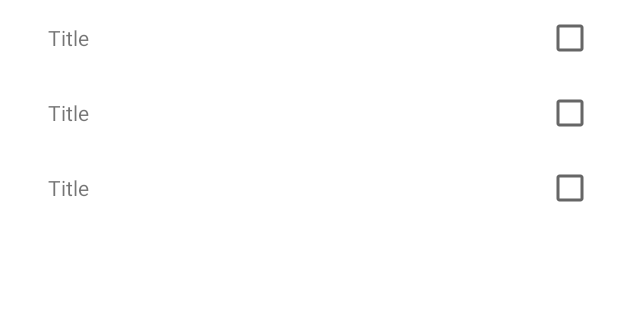
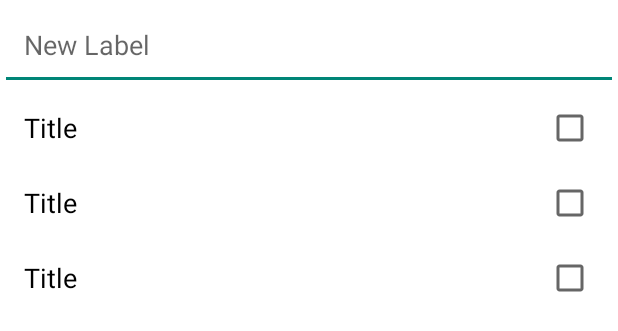
Before and after one commit to tonnylitao/Acornote, an Android app: the layout fragment_labels.xml on its own in the app's theme, with its tools: preview values and no code run, on a phone screen of 412 x 824 dp. Shown: the top 331 px of the screen. Run offline under Robolectric (Android 15) with nearby library versions, the phone set to English and light mode, and no system bars.

Commit message:
edit label in list

```diff
--- a/Acornote_Kotlin/app/src/main/java/tonnysunm/com/acornote/HomeActivity.kt
+++ b/Acornote_Kotlin/app/src/main/java/tonnysunm/com/acornote/HomeActivity.kt
@@ -5,7 +5,6 @@ import android.os.Bundle
 import android.view.Menu
 import androidx.activity.invoke
 import androidx.activity.result.contract.ActivityResultContracts
-import androidx.activity.viewModels
 import androidx.appcompat.app.AppCompatActivity
 import androidx.appcompat.graphics.drawable.DrawerArrowDrawable
 import androidx.appcompat.widget.Toolbar
--- a/Acornote_Kotlin/app/src/main/java/tonnysunm/com/acornote/model/NoteLabelDao.kt
+++ b/Acornote_Kotlin/app/src/main/java/tonnysunm/com/acornote/model/NoteLabelDao.kt
@@ -9,9 +9,9 @@ interface NoteLabelDao {
     @Query("SELECT * from note_label_table ORDER BY created_at DESC")
     fun getAll(): DataSource.Factory<Int, NoteLabel>
 
-    @Delete
-    suspend fun delete(entity: NoteLabel): Int
+    @Query("DELETE FROM note_label_table WHERE label_id = :labelId AND note_id = :noteId")
+    suspend fun delete(labelId: Long, noteId: Long)
 
-    @Insert
+    @Insert(onConflict = OnConflictStrategy.REPLACE)
     suspend fun insert(entity: NoteLabel): Long
 }
--- a/Acornote_Kotlin/app/src/main/java/tonnysunm/com/acornote/model/Repository.kt
+++ b/Acornote_Kotlin/app/src/main/java/tonnysunm/com/acornote/model/Repository.kt
@@ -5,7 +5,6 @@ import android.util.Log
 import androidx.lifecycle.LiveData
 import androidx.lifecycle.MutableLiveData
 import androidx.paging.DataSource
-import java.util.*
 
 class Repository(private val application: Application) {
 
@@ -19,7 +18,7 @@ class Repository(private val application: Application) {
     }
 
     // Label
-    val labels = labelDao.getLabels()
+    val labels = labelDao.getLabelsWithNoteCount()
 
     fun getLabel(id: Long?): LiveData<Label> {
         if (id != null) {
--- a/Acornote_Kotlin/app/src/main/java/tonnysunm/com/acornote/ui/drawer/DrawerFragment.kt
+++ b/Acornote_Kotlin/app/src/main/java/tonnysunm/com/acornote/ui/drawer/DrawerFragment.kt
@@ -66,13 +66,13 @@ class DrawerFragment : Fragment() {
 
             //
             it.forEachIndexed { index, labelWrapper ->
-                val itemId = labelWrapper.id.toInt()
+                val itemId = labelWrapper.label.id.toInt()
 
                 val item = binding.navView.menu.add(
                     R.id.menu_group_labels,
                     itemId,
                     index,
-                    labelWrapper.title // + "_" + labelWrapper.label.id + "_" + labelWrapper.noteCount
+                    labelWrapper.label.title // + "_" + labelWrapper.label.id + "_" + labelWrapper.noteCount
                 ).setActionView(R.layout.drawer_item)
                     .setCheckable(true)
 
--- a/Acornote_Kotlin/app/src/main/java/tonnysunm/com/acornote/ui/drawer/DrawerViewModel.kt
+++ b/Acornote_Kotlin/app/src/main/java/tonnysunm/com/acornote/ui/drawer/DrawerViewModel.kt
@@ -17,7 +17,7 @@ class DrawerViewModel(application: Application) : AndroidViewModel(application)
         repository.noteDao.notesStarCount()
     }
 
-    val data: LiveData<List<LabelWrapper>> by lazy {
+    val data: LiveData<List<LabelWithNoteCount>> by lazy {
         repository.labels
     }
 
--- a/Acornote_Kotlin/app/src/main/java/tonnysunm/com/acornote/ui/label/LabelListActivity.kt
+++ b/Acornote_Kotlin/app/src/main/java/tonnysunm/com/acornote/ui/label/LabelListActivity.kt
@@ -1,10 +1,12 @@
 package tonnysunm.com.acornote.ui.label
 
+import android.app.Activity
 import android.os.Bundle
 import androidx.appcompat.app.AppCompatActivity
 import tonnysunm.com.acornote.R
 
 import kotlinx.android.synthetic.main.activity_edit_label.*
+import tonnysunm.com.acornote.ui.note.NoteFragment
 
 class LabelListActivity : AppCompatActivity(R.layout.activity_edit_label) {
 
@@ -14,9 +16,13 @@ class LabelListActivity : AppCompatActivity(R.layout.activity_edit_label) {
         setSupportActionBar(toolbar)
 
         supportActionBar?.setDisplayHomeAsUpEnabled(true)
+        supportActionBar?.title = null
     }
 
     override fun onSupportNavigateUp(): Boolean {
+        setResult(Activity.RESULT_CANCELED)
+        finish()
+
         return true
     }
 
--- a/Acornote_Kotlin/app/src/main/java/tonnysunm/com/acornote/ui/note/NoteViewModel.kt
+++ b/Acornote_Kotlin/app/src/main/java/tonnysunm/com/acornote/ui/note/NoteViewModel.kt
@@ -1,14 +1,12 @@
 package tonnysunm.com.acornote.ui.note
 
 import android.app.Application
-import android.util.Log
 import androidx.lifecycle.*
 import kotlinx.coroutines.Dispatchers
 import kotlinx.coroutines.launch
 import tonnysunm.com.acornote.model.Note
 import tonnysunm.com.acornote.model.NoteLabel
 import tonnysunm.com.acornote.model.Repository
-import java.lang.IllegalStateException
 import java.util.*
 
 
@@ -22,6 +20,8 @@ class EditNoteViewModelFactory(
         NoteViewModel(application, id) as T
 }
 
+private val TAG = "NoteViewModel"
+
 class NoteViewModel(application: Application, private val id: Long?) :
     AndroidViewModel(application) {
 
@@ -33,7 +33,7 @@ class NoteViewModel(application: Application, private val id: Long?) :
 
     suspend fun insertNote(labelId: Long?) {
         val note = data.value ?: throw IllegalStateException("note is not set")
-        if (note.title.isEmpty()) throw IllegalStateException("title is null")
+        if (note.title.trim().isEmpty()) throw IllegalStateException("title is null")
         if (id != null && id != 0.toLong()) throw IllegalStateException("id is not null")
 
         viewModelScope.launch(Dispatchers.IO) {
--- a/Acornote_Kotlin/app/src/main/java/tonnysunm/com/acornote/ui/note/list/NoteListFragment.kt
+++ b/Acornote_Kotlin/app/src/main/java/tonnysunm/com/acornote/ui/note/list/NoteListFragment.kt
@@ -4,7 +4,6 @@ import android.graphics.Rect
 import android.os.Bundle
 import android.util.Log
 import android.view.LayoutInflater
-import android.view.MotionEvent
 import android.view.View
 import android.view.ViewGroup
 import androidx.appcompat.app.AppCompatActivity
@@ -13,8 +12,6 @@ import androidx.fragment.app.viewModels
 import androidx.lifecycle.Observer
 import androidx.lifecycle.ViewModelProvider
 import androidx.lifecycle.viewModelScope
-import androidx.paging.DataSource
-import androidx.paging.PagedList
 import androidx.recyclerview.widget.DividerItemDecoration
 import androidx.recyclerview.widget.ItemTouchHelper
 import androidx.recyclerview.widget.LinearLayoutManager
@@ -23,7 +20,6 @@ import kotlinx.android.synthetic.main.fragment_notes.*
 import kotlinx.coroutines.Dispatchers
 import kotlinx.coroutines.delay
 import kotlinx.coroutines.launch
-import kotlinx.coroutines.runBlocking
 import tonnysunm.com.acornote.HomeActivity
 import tonnysunm.com.acornote.HomeSharedViewModel
 import tonnysunm.com.acornote.R
@@ -31,7 +27,6 @@ import tonnysunm.com.acornote.databinding.FragmentNotesBinding
 import tonnysunm.com.acornote.model.Note
 import tonnysunm.com.acornote.model.NoteFilter
 import java.util.*
-import kotlin.math.log
 
 
 private const val TAG = "NoteListFragment"
--- a/Acornote_Kotlin/app/src/main/java/tonnysunm/com/acornote/ui/note/list/NoteListViewModel.kt
+++ b/Acornote_Kotlin/app/src/main/java/tonnysunm/com/acornote/ui/note/list/NoteListViewModel.kt
@@ -1,10 +1,7 @@
 package tonnysunm.com.acornote.ui.note.list
 
 import android.app.Application
-import androidx.arch.core.executor.ArchTaskExecutor
 import androidx.lifecycle.*
-import androidx.paging.Config
-import androidx.paging.LivePagedListBuilder
 import androidx.paging.PagedList
 import androidx.paging.toLiveData
 import tonnysunm.com.acornote.model.Note
@@ -24,7 +21,7 @@ class DetailViewModelFactory(private val application: Application, private val f
 class NoteListViewModel(application: Application, filter: NoteFilter) :
     AndroidViewModel(application) {
 
-    private val repository: Repository by lazy { Repository(application) }
+    val repository: Repository by lazy { Repository(application) }
 
     val noteFilterLiveData: MutableLiveData<NoteFilter> by lazy {
         MutableLiveData(filter)
--- a/Acornote_Kotlin/app/src/main/res/layout/activity_edit_label.xml
+++ b/Acornote_Kotlin/app/src/main/res/layout/activity_edit_label.xml
@@ -16,7 +16,7 @@
             android:layout_width="match_parent"
             android:layout_height="?attr/actionBarSize"
             android:background="?attr/colorPrimary"
-            app:popupTheme="@style/AppTheme.PopupOverlay" />
+            app:popupTheme="@style/ThemeOverlay.AppCompat.Light" />
 
     </com.google.android.material.appbar.AppBarLayout>
 
--- a/Acornote_Kotlin/app/src/main/res/layout/fragment_labels.xml
+++ b/Acornote_Kotlin/app/src/main/res/layout/fragment_labels.xml
@@ -15,26 +15,35 @@
         android:layout_width="match_parent"
         android:layout_height="match_parent"
         android:background="@android:color/white"
-        app:layout_constraintEnd_toEndOf="@+id/audio"
-        app:layout_constraintStart_toEndOf="@+id/audio"
         tools:context=".ui.label.LabelListFragment">
 
         <EditText
-            android:layout_width="match_parent"
-            android:layout_height="50pt"
-            app:layout_constraintTop_toTopOf="parent">
-
-        </EditText>
+            android:id="@+id/editText"
+            android:layout_width="0dp"
+            android:layout_height="60dp"
+            android:inputType="text"
+            android:lines="1"
+            android:paddingStart="16dp"
+            android:paddingEnd="16dp"
+            app:layout_constraintEnd_toEndOf="parent"
+            app:layout_constraintStart_toStartOf="parent"
+            app:layout_constraintTop_toTopOf="parent"
+            android:importantForAutofill="no"
+            android:hint="New Label"
+            android:imeOptions="actionDone" />
 
         <androidx.recyclerview.widget.RecyclerView
             android:id="@+id/recyclerview"
             android:layout_width="match_parent"
-            android:layout_height="match_parent"
-            android:paddingStart="16dp"
+            android:layout_height="0dp"
             android:background="@android:color/white"
-            tools:listitem="@layout/list_item_label"
-            app:layoutManager="androidx.recyclerview.widget.LinearLayoutManager" />
-
+            app:layoutManager="androidx.recyclerview.widget.LinearLayoutManager"
+            app:layout_constraintBottom_toBottomOf="parent"
+            app:layout_constraintEnd_toEndOf="parent"
+            app:layout_constraintStart_toStartOf="parent"
+            app:layout_constraintTop_toBottomOf="@+id/editText"
+            app:layout_constraintVertical_bias="0.0"
+            tools:listitem="@layout/list_item_label" />
 
     </androidx.constraintlayout.widget.ConstraintLayout>
 </layout>
--- a/Acornote_Kotlin/app/src/main/res/layout/list_item_label.xml
+++ b/Acornote_Kotlin/app/src/main/res/layout/list_item_label.xml
@@ -11,12 +11,13 @@
 
         <variable
             name="data"
-            type="tonnysunm.com.acornote.model.NoteLabel" />
+            type="tonnysunm.com.acornote.model.LabelWithCheckStatus" />
     </data>
 
     <androidx.constraintlayout.widget.ConstraintLayout
         android:layout_width="match_parent"
-        android:layout_height="50dp">
+        android:layout_height="50dp"
+        android:onClick="@{clickListener}">
 
         <TextView
             android:id="@+id/title"
@@ -25,9 +26,10 @@
             android:layout_marginStart="16dp"
             android:layout_marginTop="8dp"
             android:layout_marginEnd="8dp"
-
             android:layout_marginBottom="8dp"
-            android:text="a"
+            android:textSize="18sp"
+            android:textColor="@android:color/black"
+            android:text="@{data.title}"
             app:layout_constraintBottom_toBottomOf="parent"
             app:layout_constraintEnd_toStartOf="@id/checkbox"
             app:layout_constraintStart_toStartOf="parent"
@@ -39,6 +41,7 @@
             android:layout_width="wrap_content"
             android:layout_height="wrap_content"
             android:layout_marginEnd="16dp"
+            android:checked="@={data.checked}"
             app:layout_constraintBottom_toBottomOf="parent"
             app:layout_constraintEnd_toEndOf="parent"
             app:layout_constraintStart_toEndOf="@+id/title"
```
Also changed, not shown: Acornote_Kotlin/app/src/main/java/tonnysunm/com/acornote/model/Label.kt (+15 -4 lines), Acornote_Kotlin/app/src/main/java/tonnysunm/com/acornote/model/LabelDao.kt (+9 -5 lines), Acornote_Kotlin/app/src/main/java/tonnysunm/com/acornote/ui/label/LabelListAdapter.kt (+16 -11 lines), Acornote_Kotlin/app/src/main/java/tonnysunm/com/acornote/ui/label/LabelListFragment.kt (+28 -2 lines), Acornote_Kotlin/app/src/main/java/tonnysunm/com/acornote/ui/label/LabelListViewModel.kt (+34 -5 lines), Acornote_Kotlin/app/src/main/java/tonnysunm/com/acornote/ui/note/NoteFragment.kt (+16 -2 lines), Acornote_Kotlin/app/src/main/res/layout/fragment_edit_note.xml (+6 -1 lines).
